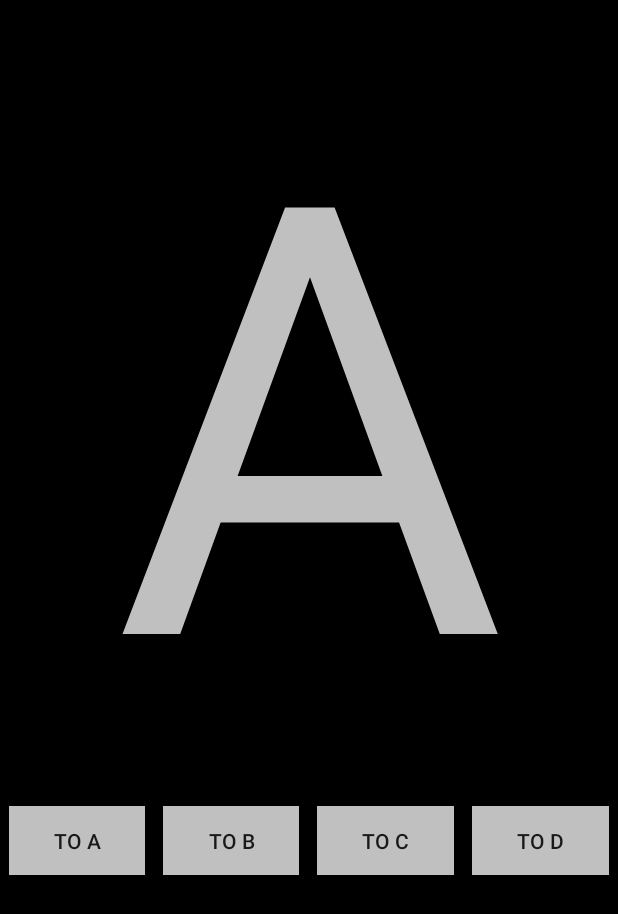
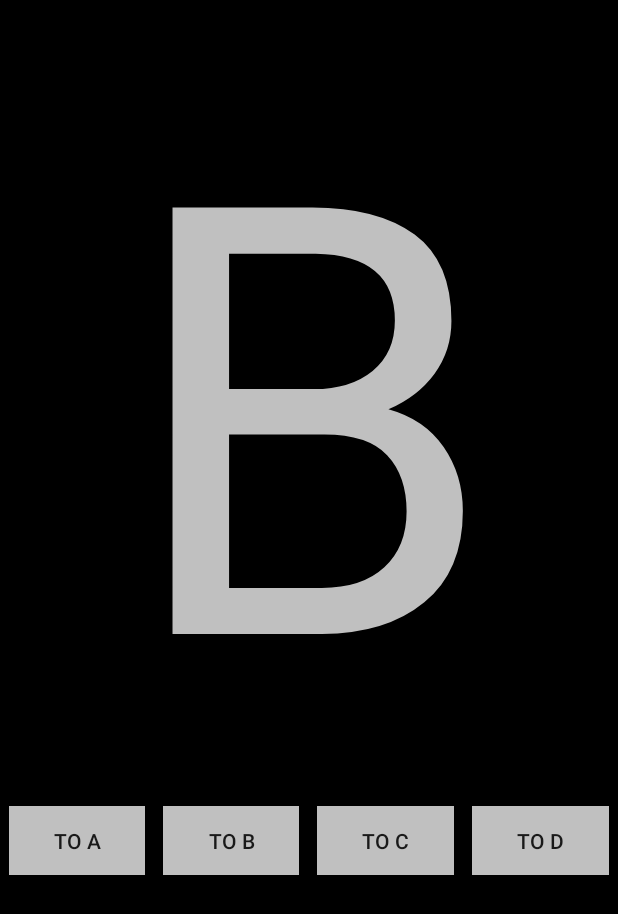
Before and after one commit to rvanterpool2/RuanDemo, an Android app: the Activity_B screen opened directly, with no data from a screen before it, on a phone screen of 412 x 824 dp. Shown: the top 914 px of the screen. Run offline under Robolectric (Android 15) with nearby library versions, the phone set to English and light mode, and no system bars.

Commit message:
second commit

```diff
--- a/app/src/main/AndroidManifest.xml
+++ b/app/src/main/AndroidManifest.xml
@@ -24,8 +24,10 @@
         <activity android:name=".ViewPagerActivity" />
         <activity android:name=".BaseActivity"></activity>
         <activity android:name=".DialogActivity"/>
-        <activity android:name=".LaunchModeActivity"/>
-
+        <activity android:name=".Activity_A" android:launchMode="standard"/>
+        <activity android:name=".Activity_B" android:launchMode="singleTop"/>
+        <activity android:name=".Activity_C" android:launchMode="singleTask"/>
+        <activity android:name=".Activity_D" android:launchMode="singleInstance"/>
     </application>
 
 </manifest>
--- a/app/src/main/java/ruan/ruandemo/LaunchModeActivity.java
+++ b/app/src/main/java/ruan/ruandemo/Activity_B.java
@@ -5,13 +5,13 @@ import android.os.Bundle;
 import android.support.annotation.Nullable;
 
 /**
- * Created by Ruan on 2/22/2017.
+ * Created by Ruan on 2/23/2017.
  */
 
-public class LaunchModeActivity extends Activity {
+public class Activity_B extends Activity {
     @Override
     protected void onCreate(Bundle savedInstanceState) {
         super.onCreate(savedInstanceState);
-        setContentView(R.layout.activity_launch);
+        setContentView(R.layout.activity_b);
     }
 }
--- a/app/src/main/java/ruan/ruandemo/MainActivity.java
+++ b/app/src/main/java/ruan/ruandemo/MainActivity.java
@@ -23,7 +23,7 @@ public void button2Click(){
     }
     @OnClick(R.id.right_button)
     public void rightbuttonClick(){
-        Intent intent= new Intent(this , LaunchModeActivity.class);
+        Intent intent= new Intent(this ,Activity_A.class);
         startActivityForResult(intent, 2);
     }
 
--- /dev/null
+++ b/app/src/main/res/layout/activity_b.xml
@@ -0,0 +1,57 @@
+<?xml version="1.0" encoding="utf-8"?>
+<LinearLayout xmlns:android="http://schemas.android.com/apk/res/android"
+              android:orientation="vertical"
+              android:layout_width="match_parent"
+              android:layout_height="match_parent"
+              android:background="@color/Black">
+    <TextView
+        android:layout_width="match_parent"
+        android:layout_height="wrap_content"
+        android:text="B"
+        android:textColor="@color/Silver"
+        android:layout_gravity="center"
+        android:gravity="center"
+        android:textSize="400sp"
+        />
+    <LinearLayout
+        android:id="@+id/tool_bar"
+        android:layout_width="match_parent"
+        android:layout_height="58dp"
+        android:layout_alignParentBottom="true"
+        android:background="@color/Black"
+        >
+        <Button
+            android:id="@+id/bt1"
+            android:layout_width="0dp"
+            android:layout_height="match_parent"
+            android:text="to a"
+            android:layout_weight="1"
+            android:layout_margin="6dp"
+            android:background="@color/Silver"/>
+        <Button
+            android:id="@+id/bt2b"
+            android:layout_width="0dp"
+            android:layout_height="match_parent"
+            android:text="to B"
+            android:layout_weight="1"
+            android:layout_margin="6dp"
+            android:background="@color/Silver"/>
+        <Button
+            android:id="@+id/bt3"
+            android:layout_width="0dp"
+            android:layout_height="match_parent"
+            android:text="to C"
+            android:layout_weight="1"
+            android:layout_margin="6dp"
+            android:background="@color/Silver"/>
+        <Button
+            android:id="@+id/bt4"
+            android:layout_width="0dp"
+            android:layout_height="match_parent"
+            android:text="to D"
+            android:layout_weight="1"
+            android:layout_margin="6dp"
+            android:background="@color/Silver"/>
+    </LinearLayout>
+
+</LinearLayout>
--- a/app/src/main/res/layout/activity_launch.xml
+++ b/app/src/main/res/layout/activity_d.xml
@@ -7,7 +7,7 @@
     <TextView
         android:layout_width="match_parent"
         android:layout_height="wrap_content"
-        android:text="A"
+        android:text="D"
         android:textColor="@color/Silver"
         android:layout_gravity="center"
         android:gravity="center"
--- a/build.gradle
+++ b/build.gradle
@@ -5,7 +5,7 @@ buildscript {
         jcenter()
     }
     dependencies {
-        classpath 'com.android.tools.build:gradle:2.3.0-beta4'
+        classpath 'com.android.tools.build:gradle:2.3.0-rc1'
 
         // NOTE: Do not place your application dependencies here; they belong
         // in the individual module build.gradle files
```
Also changed, not shown: app/src/main/java/ruan/ruandemo/Activity_A.java (added, +49 -0 lines), app/src/main/java/ruan/ruandemo/Activity_C.java (added, +17 -0 lines), app/src/main/java/ruan/ruandemo/Activity_D.java (added, +17 -0 lines), app/src/main/res/layout/activity_a.xml (added, +61 -0 lines), app/src/main/res/layout/activity_c.xml (added, +57 -0 lines).
